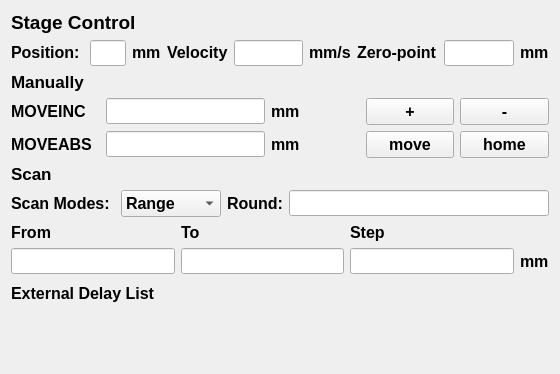
Qt form labctrl/components/linear_stages/servo/bundle_widget.ui (Astro-Aionia/CB331-Labctrl) before a commit.
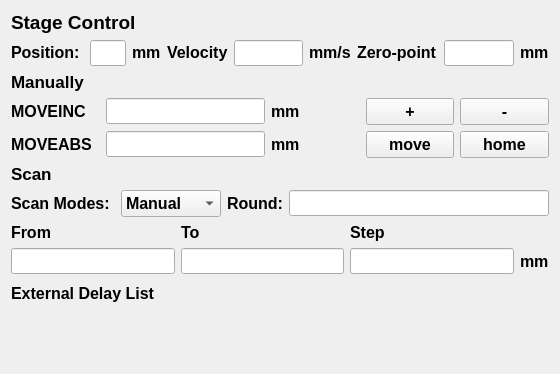
The same form after that commit.

What changed in the file:
```diff
--- a/labctrl/components/linear_stages/servo/bundle_widget.ui
+++ b/labctrl/components/linear_stages/servo/bundle_widget.ui
@@ -583,6 +583,11 @@
          <bold>true</bold>
         </font>
        </property>
+       <item>
+        <property name="text">
+         <string>Manual</string>
+        </property>
+       </item>
        <item>
         <property name="text">
          <string>Range</string>
```
